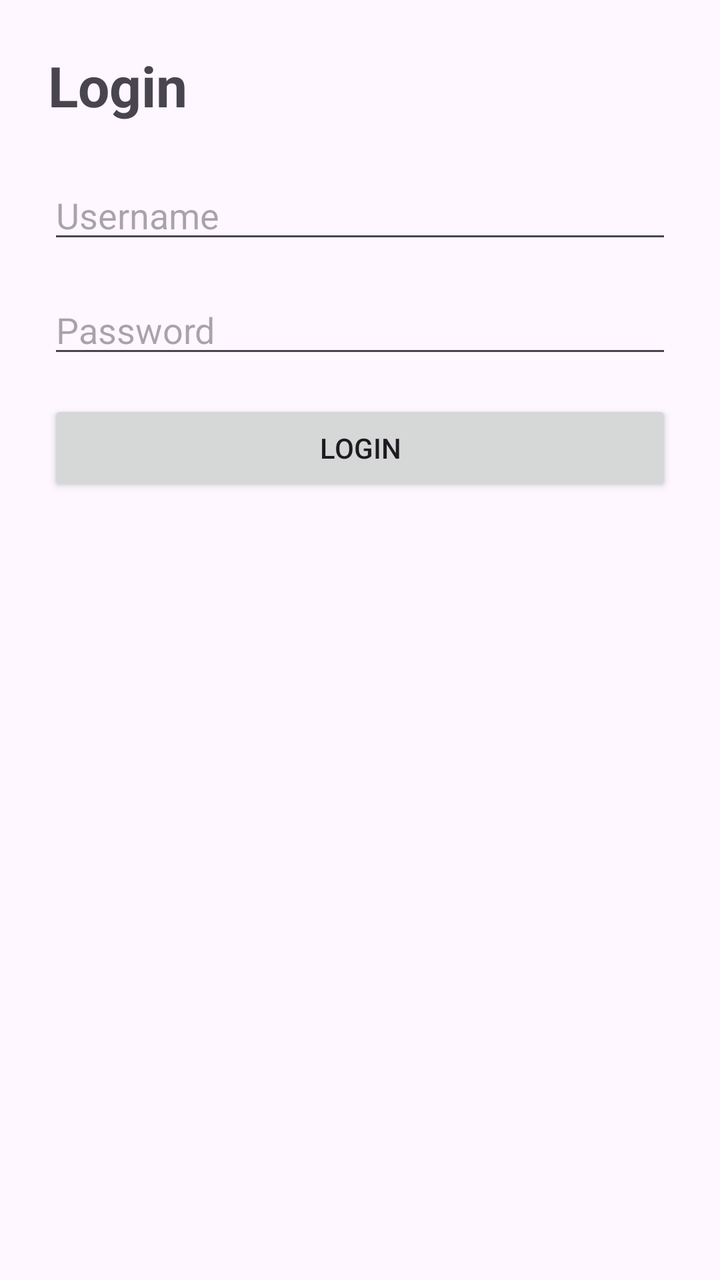
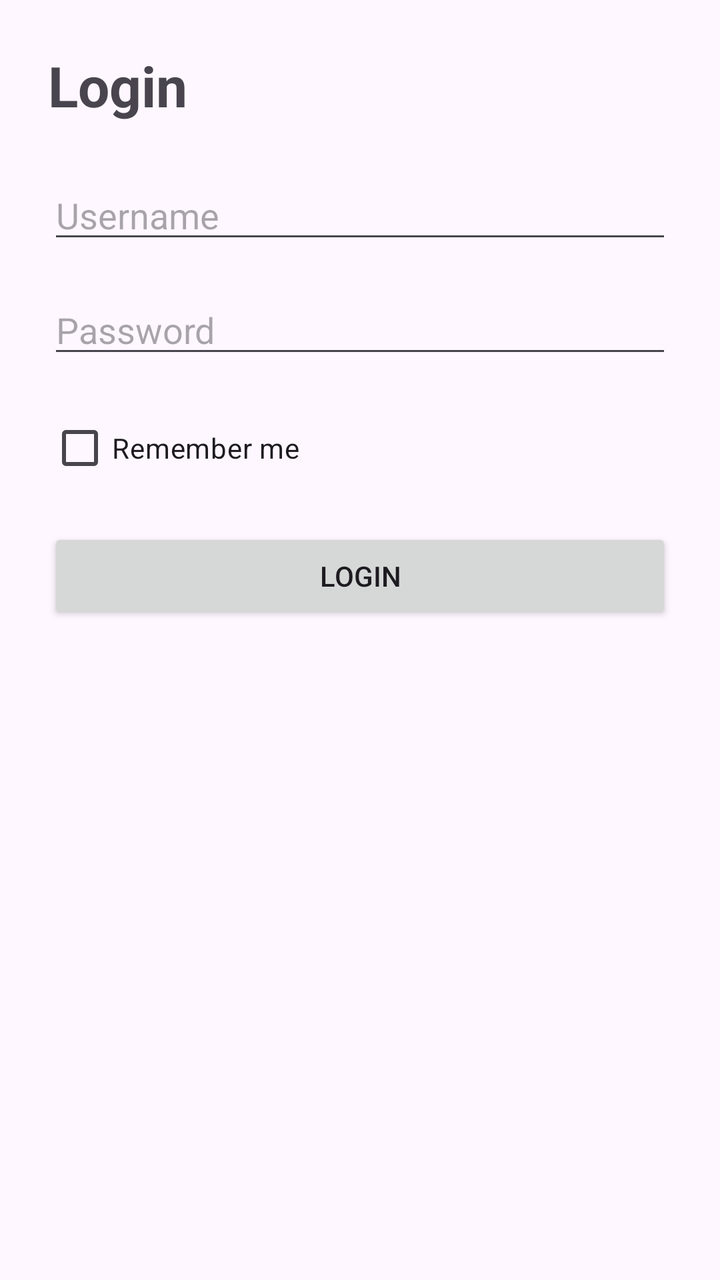

Before-and-after screenshots of an Android layout around one commit, followed by the original layout XML and the change that was made.
<!-- AndroidManifest.xml: activity theme Theme.LifeCycleV6 -->
<!-- res/layout/activity_main.xml -->
<?xml version="1.0" encoding="utf-8"?>
<LinearLayout xmlns:android="http://schemas.android.com/apk/res/android"
    android:id="@+id/main"
    android:layout_width="match_parent"
    android:layout_height="match_parent"
    android:orientation="vertical"
    android:padding="24dp">

    <TextView
        android:layout_width="wrap_content"
        android:layout_height="wrap_content"
        android:text="Login"
        android:textSize="28sp"
        android:textStyle="bold" />

    <EditText
        android:id="@+id/etUsername"
        android:layout_width="match_parent"
        android:layout_height="wrap_content"
        android:hint="Username"
        android:inputType="text"
        android:layout_marginTop="24dp" />

    <EditText
        android:id="@+id/etPassword"
        android:layout_width="match_parent"
        android:layout_height="wrap_content"
        android:hint="Password"
        android:inputType="textPassword"
        android:layout_marginTop="16dp" />

    <Button
        android:id="@+id/btnLogin"
        android:layout_width="match_parent"
        android:layout_height="wrap_content"
        android:text="Login"
        android:layout_marginTop="16dp" />
</LinearLayout>
<!-- resources referenced by this layout -->
<resources>
  <style name="Theme.LifeCycleV6" parent="Base.Theme.LifeCycleV6" />
  <style name="Base.Theme.LifeCycleV6" parent="Theme.Material3.DayNight.NoActionBar">
          
          
      </style>
</resources>

<!-- the commit's change to res/layout/activity_main.xml (unified diff, before → after) -->
@@ -29,6 +29,13 @@
         android:inputType="textPassword"
         android:layout_marginTop="16dp" />
 
+    <CheckBox
+        android:id="@+id/cbRememberMe"
+        android:layout_width="wrap_content"
+        android:layout_height="wrap_content"
+        android:text="Remember me"
+        android:layout_marginTop="16dp" />
+
     <Button
         android:id="@+id/btnLogin"
         android:layout_width="match_parent"
